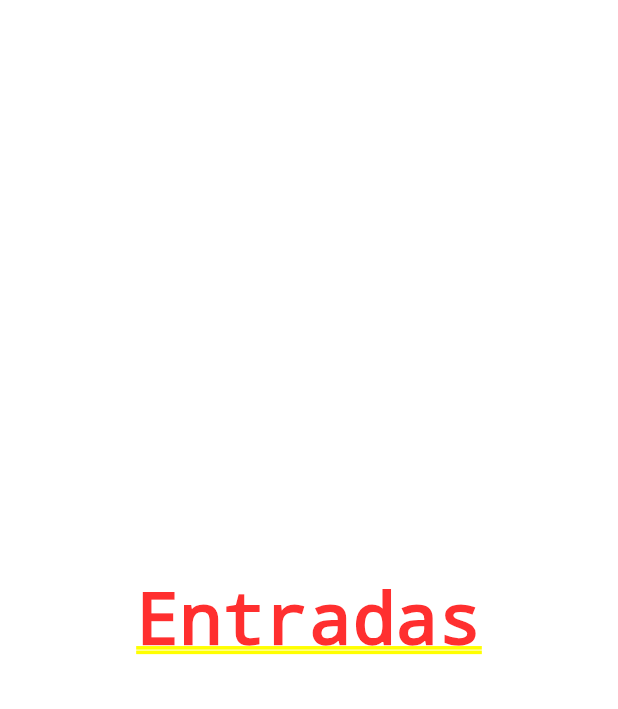
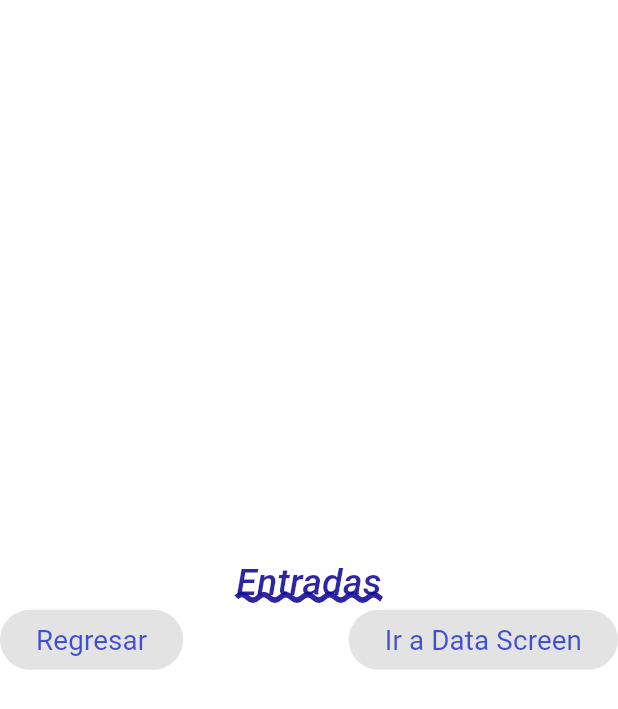
Before and after one commit to ICarlos-18/componentes_flotter, a Flutter app: the screen it shows after launch, after a tap on "Entradas", on a phone screen of 412 x 824 dp. Shown: the top 709 px of the screen. Run offline on Flutter 3.47's test engine with Material 3 defaults, Android fonts, the phone set to English and light mode, and no system bars; our stand-ins replace google_fonts; Roboto replaces fonts that are missing (Acme).

Commit message:
Initial widgets on Inputs Screen

```diff
--- a/lib/screens/inputs_screen.dart
+++ b/lib/screens/inputs_screen.dart
@@ -1,4 +1,5 @@
 import 'package:flutter/material.dart';
+import 'package:practica3_5c/theme/app_theme.dart';
 
 class InputsScreen extends StatefulWidget {
   const InputsScreen({super.key});
@@ -10,8 +11,30 @@ class InputsScreen extends StatefulWidget {
 class _InputsScreenState extends State<InputsScreen> {
   @override
   Widget build(BuildContext context) {
-    return const Center(
-      child: Text('Entradas'),
+    return Column(
+      mainAxisAlignment: MainAxisAlignment.center,
+      children: [
+        Text('Entradas',
+        style: AppTheme.lightTheme.textTheme.headlineLarge,
+        ),
+         Row(
+          mainAxisAlignment: MainAxisAlignment.spaceBetween,
+          children: [
+            ElevatedButton(
+              onPressed: null,
+              child: Text('Regresar',
+              style: AppTheme.lightTheme.textTheme.bodySmall,
+              ),
+            ),
+            ElevatedButton(
+              onPressed: null,
+              child: Text('Ir a Data Screen',
+              style: AppTheme.lightTheme.textTheme.bodySmall,
+              ),
+            ),
+          ],
+        ),
+      ],
     );
   }
 }
```
Also changed, not shown: lib/screens/data_screen.dart (added, +12 -0 lines).
